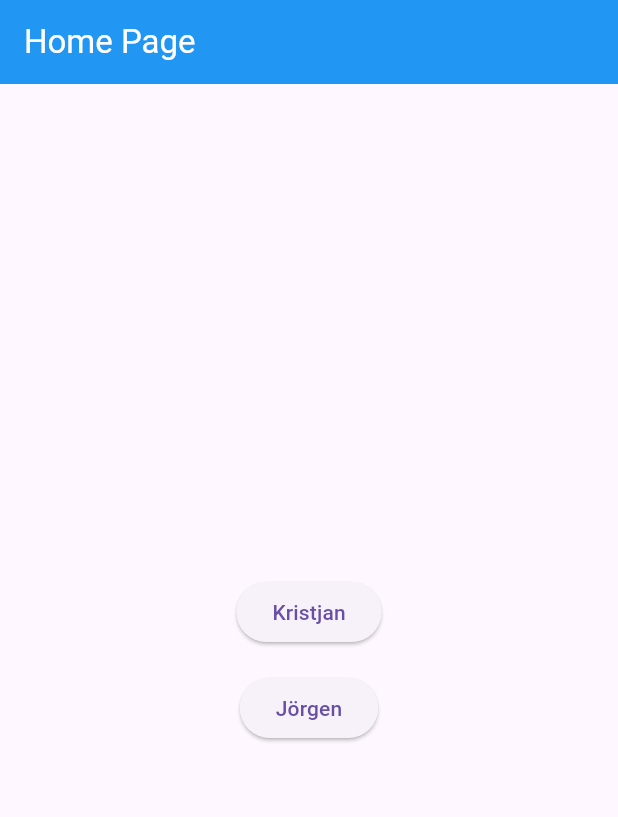
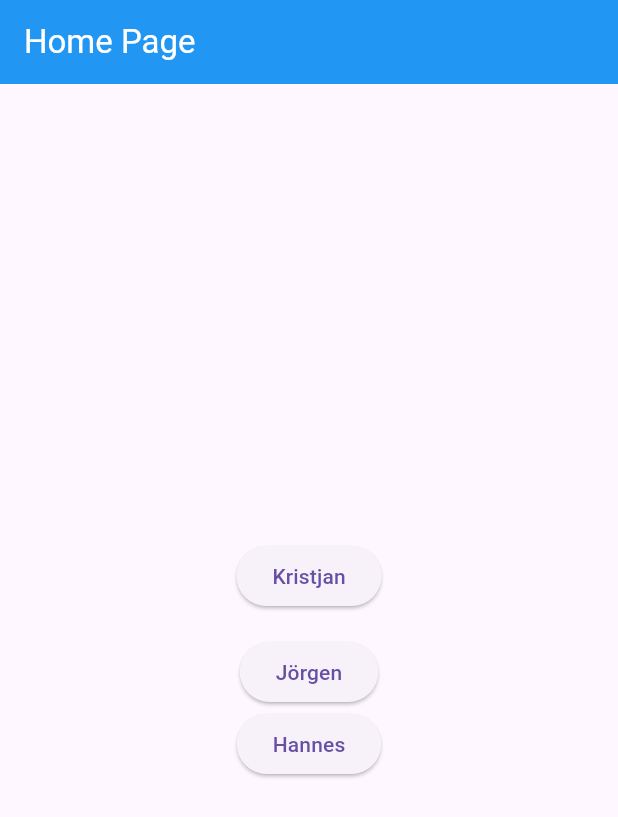
Before and after one commit to krisdjan/moblapp, a Flutter app: the screen it shows after launch, on a phone screen of 412 x 824 dp. Shown: the top 817 px of the screen. Run offline on Flutter 3.47's test engine with Material 3 defaults, Android fonts, the phone set to English and light mode, and no system bars.

Commit message:
Hannese leht

```diff
--- a/myapp/lib/main.dart
+++ b/myapp/lib/main.dart
@@ -2,6 +2,7 @@ import 'package:flutter/material.dart';
 import 'package:myapp/pages/kristjanpage.dart';
 import 'package:myapp/pages/homepage.dart';
 import 'package:myapp/pages/jorgenpage.dart';
+import 'package:myapp/pages/hannespage.dart';
 
 void main() {
   runApp(const MyApp());
@@ -24,7 +25,8 @@ class MyApp extends StatelessWidget {
       routes: {
         '/homepage':(context) => HomePage(),
         '/kristjanpage':(context) => KristjanPage(),
-        '/jorgenpage':(context) => JorgenPage()
+        '/jorgenpage':(context) => JorgenPage(),
+        '/hannespage':(context) => HannesPage()
       },
   );
   }
--- a/myapp/lib/pages/hannespage.dart
+++ b/myapp/lib/pages/hannespage.dart
@@ -6,7 +6,7 @@ class HannesPage extends StatelessWidget {
   @override
   Widget build(BuildContext context) {
     return Scaffold(
-      appBar: AppBar(title: const Text("Hannese leheke"),),
+      appBar: AppBar(title: const Text("Hannese leht"),),
     );
   }
 }
--- a/myapp/lib/pages/homepage.dart
+++ b/myapp/lib/pages/homepage.dart
@@ -24,6 +24,12 @@ class HomePage extends StatelessWidget {
               },
               child: const Text("Jörgen"),
             ),
+            ElevatedButton(
+              onPressed: () {
+                Navigator.pushNamed(context, '/hannespage');
+              },
+              child: const Text("Hannes"),
+            ),
           ],
         ),
       ),
```
